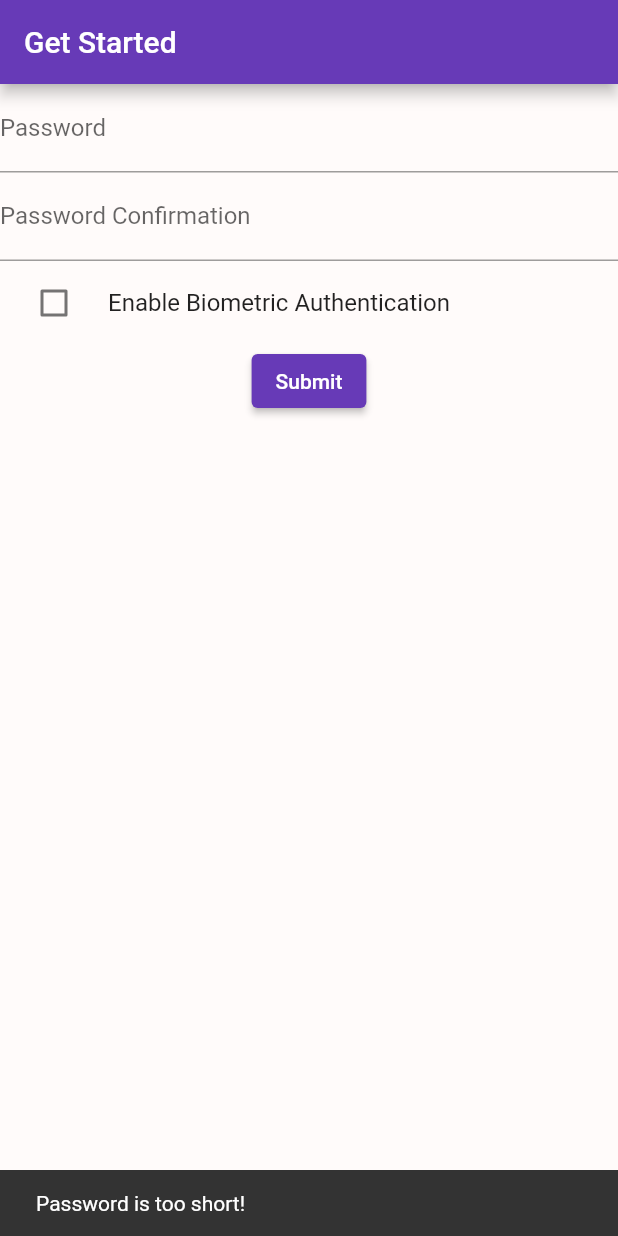
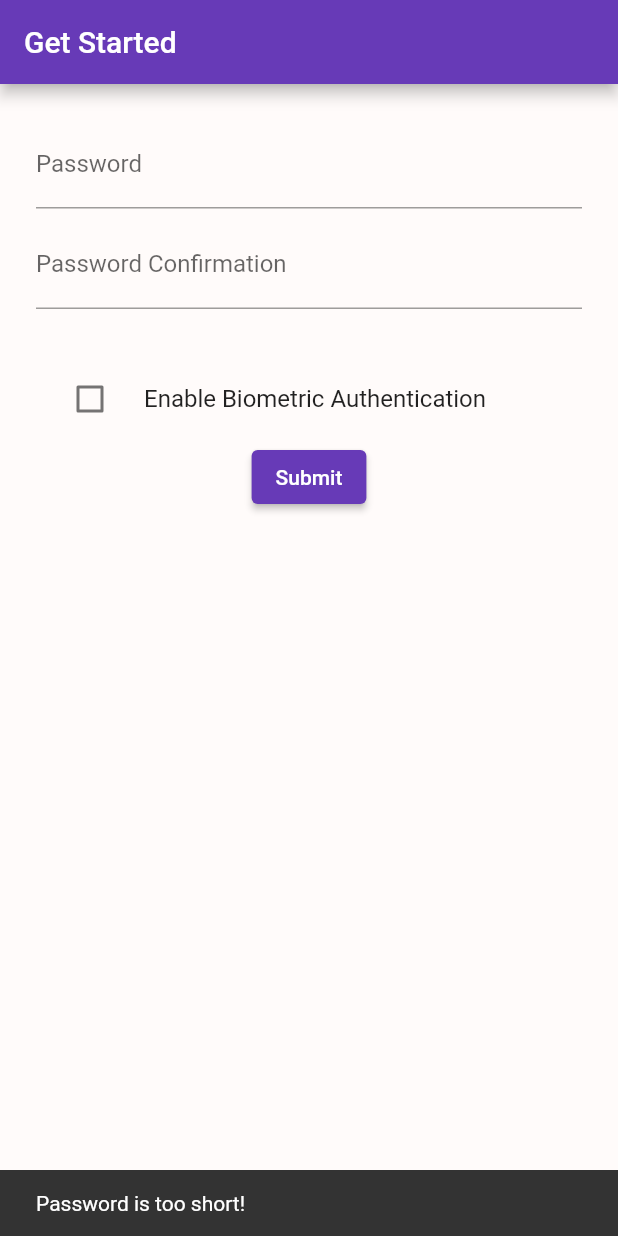
Before and after one commit to aryanakr/pass-vault-flutter, a Flutter app: the screen it shows after launch, after a tap on "Get Started", after a tap on "Submit", on a phone screen of 412 x 824 dp. Run offline on Flutter 3.47's test engine with Material 2 defaults, Android fonts, the phone set to English and light mode, and no system bars; our stand-ins replace flutter_secure_storage, flutter_spinbox, sqflite; missing offline and left inert: flutter_locker, random_password_generator, string_encryption; accounts and stored records are empty.

Commit message:
layout improvements

```diff
--- a/lib/screens/auth_init_screen.dart
+++ b/lib/screens/auth_init_screen.dart
@@ -1,4 +1,7 @@
 import 'package:flutter/material.dart';
+import 'package:pass_vault/providers/auth.dart';
+
+import 'package:provider/provider.dart';
 
 import 'package:flutter_locker/flutter_locker.dart';
 import 'package:pass_vault/screens/login_screen.dart';
@@ -48,44 +51,11 @@ class _AuthInitScreenState extends State<AuthInitScreen> {
       return;
     }
 
-    // Locker <- bioauth : password
-    if (_bioAuthCheckedValue) {
-      FlutterLocker.save(SaveSecretRequest('bioauth', _passwordController.text,
-              AndroidPrompt('Authenticate', 'Cancel')))
-          .then((value) {})
-          .catchError((err) {
-        Scaffold.of(context).showSnackBar(SnackBar(
-            content: Text(
-                'Error happened (try disabling biometric authentication): ' +
-                    err.toString())));
-        return;
-      });
-    }
-
-    final cryptor = StringEncryption();
-
-    // generate entry salt
-    final entrySalt = await cryptor.generateSalt();
-
-    // entryTokenKey =  encrypt entry salt with password
-    final entryTokenKey = await cryptor.generateKeyFromPassword(
-        _passwordController.text, entrySalt!);
-
-    // shared pref <- passvaultinit : entrySalt
-    final storage = FlutterSecureStorage();
-
-    await storage.write(key: "passvaultinit", value: entrySalt);
-
-    // generate sql password
-    final sqlKey = await cryptor.generateRandomKey();
-
-    // Encrypted shared pref <- entryTokenKey : sql password
-
-
-    await storage.write(key: entryTokenKey!, value: sqlKey);
+    await Provider.of<Auth>(context, listen: false)
+        .initialiseAuth(_passwordController.text, _bioAuthCheckedValue);
 
     // navigate to login page
-    Navigator.of(context).pushReplacementNamed(LoginScreen.routeName);
+    Navigator.of(context).pushReplacementNamed('/');
   }
 
   @override
@@ -95,16 +65,20 @@ class _AuthInitScreenState extends State<AuthInitScreen> {
         title: Text('Get Started'),
       ),
       body: Builder(builder: (context) {
-        return Column(
+        return Padding(
+          padding: const EdgeInsets.all(24.0),
+          child: Column(
             children: [
               TextField(
                 decoration: InputDecoration(labelText: 'Password'),
                 controller: _passwordController,
               ),
+              SizedBox(height: 8.0,),
               TextField(
                 decoration: InputDecoration(labelText: 'Password Confirmation'),
                 controller: _passwordConfirmController,
               ),
+              SizedBox(height: 32.0,),
               CheckboxListTile(
                 title: Text("Enable Biometric Authentication"),
                 value: _bioAuthCheckedValue,
@@ -122,8 +96,10 @@ class _AuthInitScreenState extends State<AuthInitScreen> {
               ),
               ElevatedButton(
                 onPressed: () => _submitInitialisation(context),
-                child: Text('Submit'))
+                child: Text('Submit'),
+              )
             ],
+          ),
         );
       }),
     );
--- a/lib/screens/entry_detail_screen.dart
+++ b/lib/screens/entry_detail_screen.dart
@@ -36,7 +36,7 @@ class EntryDetailScreen extends StatelessWidget {
       appBar: AppBar(
         title: Text(passwordEntry.title),
         actions: [
-          IconButton(onPressed: () => Navigator.of(context).pushReplacementNamed(EditEntryScreen.routeName,arguments: id), icon: Icon(Icons.edit)),
+          IconButton(onPressed: () => Navigator.of(context).pushNamed(EditEntryScreen.routeName,arguments: id), icon: Icon(Icons.edit)),
           IconButton(onPressed: () => deleteEntryDialog(passwordEntry, context), icon: Icon(Icons.delete))
         ],
       ),
--- a/lib/screens/welcome_screen.dart
+++ b/lib/screens/welcome_screen.dart
@@ -2,18 +2,33 @@ import 'package:flutter/material.dart';
 import 'package:pass_vault/screens/auth_init_screen.dart';
 
 class WelcomeScreen extends StatelessWidget {
-  const WelcomeScreen({ Key? key }) : super(key: key);
+  const WelcomeScreen({Key? key}) : super(key: key);
 
   @override
   Widget build(BuildContext context) {
     return Scaffold(
-      body: Column(
-        mainAxisAlignment: MainAxisAlignment.spaceAround,
-        children: [
-        Text("Welcome to PassVault"),
-        Text("This App lets you store your day-to-day password securely"),
-        ElevatedButton(onPressed: () => Navigator.of(context).pushReplacementNamed(AuthInitScreen.routeName), child: Text("Get Started"))
-      ],),
+      backgroundColor: Theme.of(context).primaryColor,
+      body: Center(
+        child: Column(
+          mainAxisAlignment: MainAxisAlignment.spaceAround,
+          crossAxisAlignment: CrossAxisAlignment.center,
+          children: [
+            Text("Welcome to PassVault", style: Theme.of(context).primaryTextTheme.headline4,),
+            Container(
+                width: MediaQuery.of(context).size.width * 0.75,
+                child: Text(
+                  "Start storing your day-to-day passwords in this application (very) securely!",
+                  softWrap: true,
+                  textAlign: TextAlign.center,
+                  style: Theme.of(context).primaryTextTheme.headline6,
+                )),
+            ElevatedButton(
+                onPressed: () => Navigator.of(context)
+                    .pushReplacementNamed(AuthInitScreen.routeName),
+                child: Text("Get Started"))
+          ],
+        ),
+      ),
     );
   }
 }
```
Also changed, not shown: lib/providers/auth.dart (+35 -0 lines). Lines whose indentation alone changed are shown as unchanged.
